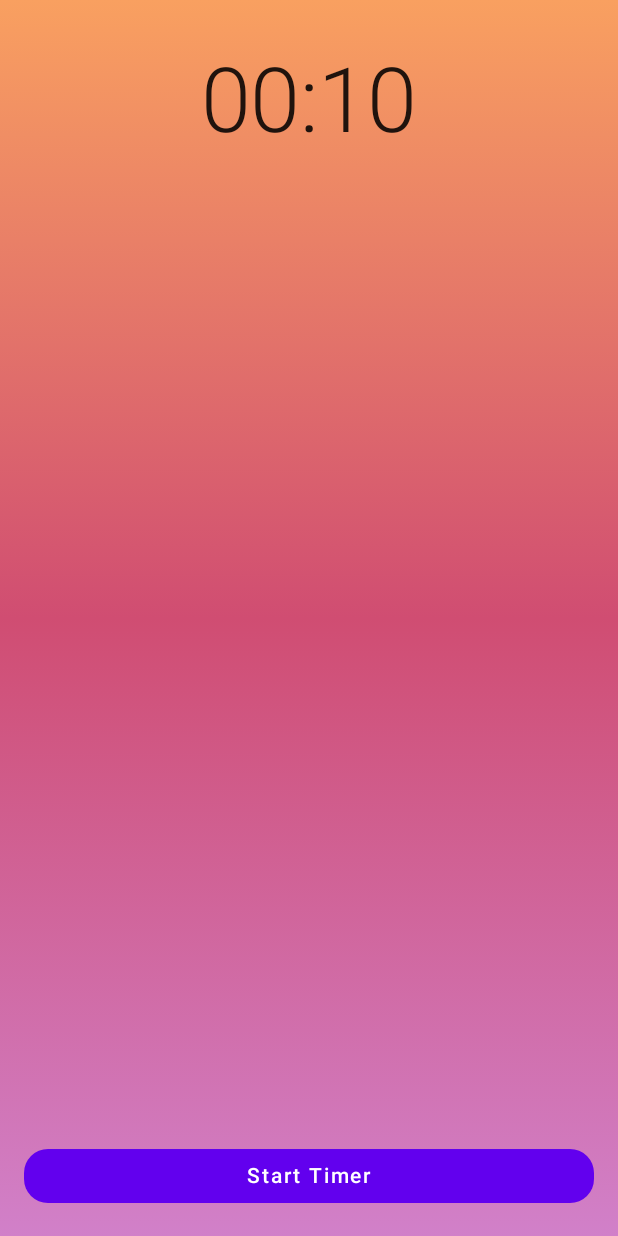
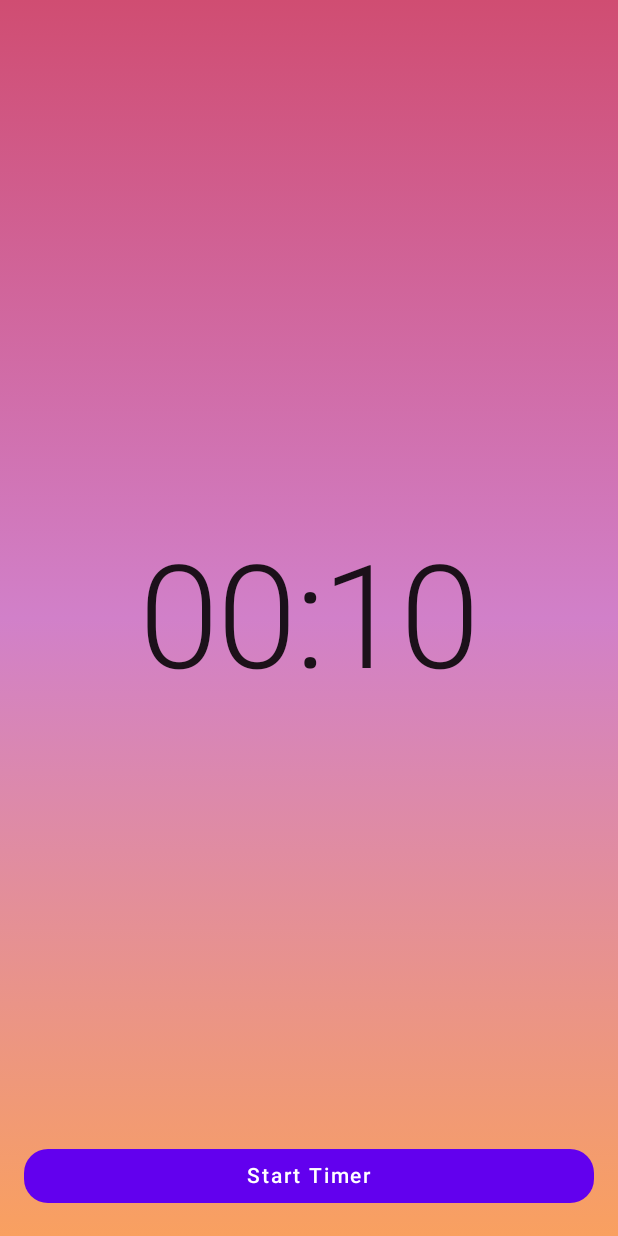
Before and after one commit to riggaroo/countdown-timer-compose, an Android app built with Jetpack Compose: the screen it shows after launch (MainActivity), on a phone screen of 412 x 824 dp. Run offline under Robolectric (Android 15) with nearby library versions, the phone set to English and light mode, and no system bars; our stand-ins replace livedata-compose; libraries missing offline, so code that uses them is left out: androidx.hilt.navigation.

Commit message:
Added animated gradient background

```diff
--- a/app/src/main/java/com/example/androiddevchallenge/timer/ui/Background.kt
+++ b/app/src/main/java/com/example/androiddevchallenge/timer/ui/Background.kt
@@ -1,20 +1,56 @@
-package com.example.androiddevchallenge
+package com.example.androiddevchallenge.timer.ui
 
+import androidx.compose.animation.animateColor
+import androidx.compose.animation.core.FastOutSlowInEasing
+import androidx.compose.animation.core.RepeatMode
+import androidx.compose.animation.core.animateFloat
+import androidx.compose.animation.core.infiniteRepeatable
+import androidx.compose.animation.core.rememberInfiniteTransition
+import androidx.compose.animation.core.tween
 import androidx.compose.foundation.Canvas
 import androidx.compose.foundation.layout.fillMaxSize
 import androidx.compose.runtime.Composable
+import androidx.compose.runtime.getValue
 import androidx.compose.ui.Modifier
 import androidx.compose.ui.graphics.Brush
+import androidx.compose.ui.graphics.Color
 import androidx.compose.ui.graphics.TileMode
+import androidx.compose.ui.graphics.drawscope.rotate
 import com.example.androiddevchallenge.ui.theme.lightPurple
 import com.example.androiddevchallenge.ui.theme.orange
 import com.example.androiddevchallenge.ui.theme.peach
 
 @Composable
 fun BackgroundGradient(modifier: Modifier = Modifier) {
+    val infiniteTransition = rememberInfiniteTransition()
+    val colorFirst by infiniteTransition.animateColor(
+        initialValue = orange,
+        targetValue = peach,
+        animationSpec = infiniteRepeatable(
+            animation = tween(3000, easing = FastOutSlowInEasing),
+            repeatMode = RepeatMode.Reverse
+        )
+    )
+    val colorSecond by infiniteTransition.animateColor(
+        initialValue = peach,
+        targetValue = lightPurple,
+        animationSpec = infiniteRepeatable(
+            animation = tween(3000, easing = FastOutSlowInEasing),
+            repeatMode = RepeatMode.Reverse
+        )
+    )
+    val colorThird by infiniteTransition.animateColor(
+        initialValue = lightPurple,
+        targetValue = orange,
+        animationSpec = infiniteRepeatable(
+            animation = tween(3000, easing = FastOutSlowInEasing),
+            repeatMode = RepeatMode.Reverse
+        )
+    )
+
     Canvas(modifier = modifier.fillMaxSize()) {
         val brushBackground = Brush.verticalGradient(
-            listOf(orange, peach, lightPurple), 0f, size.height.toDp().toPx(), TileMode.Mirror
+            listOf(colorFirst, colorSecond, colorThird), 0f, size.height.toDp().toPx(), TileMode.Mirror
         )
         drawRect(brushBackground)
     }
--- a/app/src/main/java/com/example/androiddevchallenge/timer/ui/TimerScreen.kt
+++ b/app/src/main/java/com/example/androiddevchallenge/timer/ui/TimerScreen.kt
@@ -6,7 +6,6 @@ import android.os.Build
 import android.os.VibrationEffect
 import android.os.Vibrator
 import androidx.compose.animation.core.FastOutLinearInEasing
-import androidx.compose.animation.core.LinearEasing
 import androidx.compose.animation.core.RepeatMode
 import androidx.compose.animation.core.animateFloat
 import androidx.compose.animation.core.infiniteRepeatable
@@ -18,11 +17,9 @@ import androidx.compose.foundation.layout.fillMaxSize
 import androidx.compose.foundation.layout.fillMaxWidth
 import androidx.compose.foundation.layout.padding
 import androidx.compose.material.Button
-import androidx.compose.material.ButtonElevation
 import androidx.compose.material.MaterialTheme
 import androidx.compose.material.Surface
 import androidx.compose.material.Text
-import androidx.compose.material.TextField
 import androidx.compose.runtime.Composable
 import androidx.compose.runtime.LaunchedEffect
 import androidx.compose.runtime.getValue
@@ -34,7 +31,7 @@ import androidx.compose.ui.res.stringResource
 import androidx.compose.ui.text.style.TextAlign
 import androidx.compose.ui.unit.dp
 import androidx.navigation.NavController
-import com.example.androiddevchallenge.BackgroundGradient
+import com.example.androiddevchallenge.timer.ui.BackgroundGradient
 import com.example.androiddevchallenge.R
 import com.example.androiddevchallenge.timer.ext.formatDuration
 import kotlinx.coroutines.flow.collect
@@ -64,7 +61,8 @@ fun TimerScreen(timerViewModel: CountdownTimerViewModel, navController: NavContr
     }
     Surface(color = MaterialTheme.colors.background) {
         BackgroundGradient()
-        Column(modifier = Modifier.padding(16.dp)) {
+        Column(modifier = Modifier.padding(16.dp).fillMaxSize(),
+        verticalArrangement = Arrangement.Center) {
             when (state.timerViewState) {
                 TimerViewState.RUNNING -> {
                     TimerText(timerText = state.durationRemaining.formatDuration())
@@ -133,7 +131,7 @@ fun TimerText(modifier: Modifier = Modifier, timerText: String) {
     Text(modifier = modifier
         .fillMaxWidth()
         .padding(16.dp),
-        style = MaterialTheme.typography.h2,
+        style = MaterialTheme.typography.h1,
         text = timerText,
         textAlign = TextAlign.Center
     )
```
